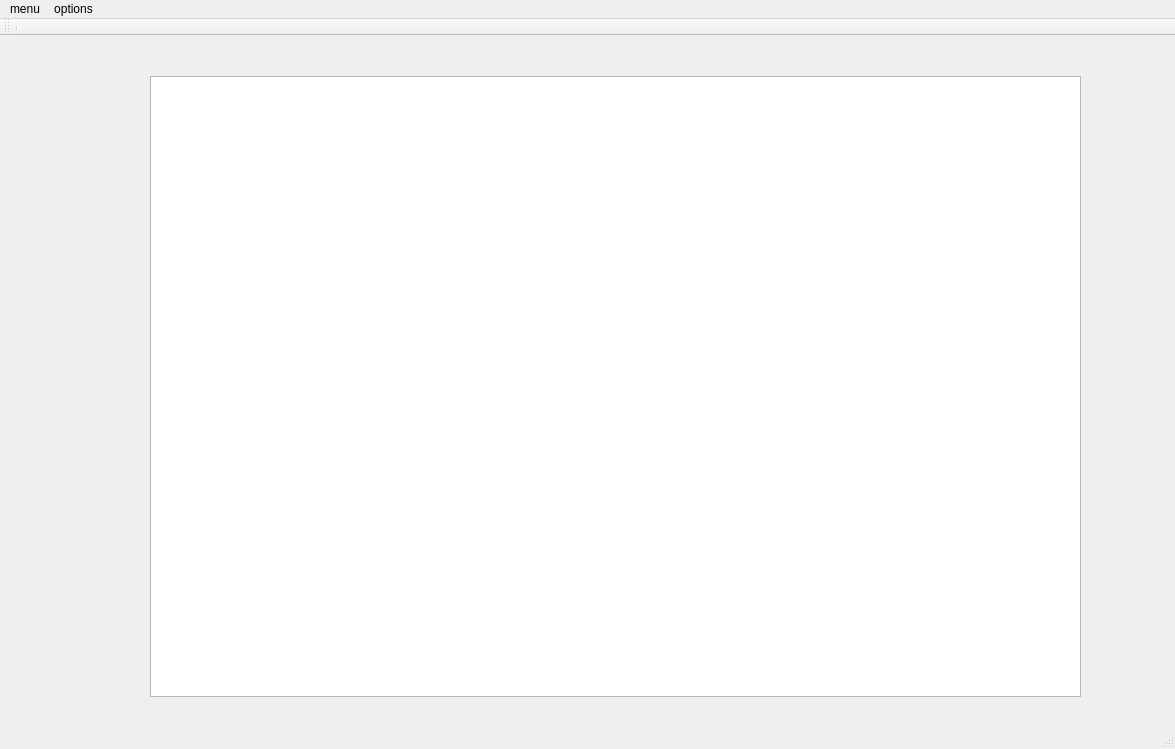
Before: the Qt Designer form image-editor/imageeditor.ui in sagarkalburgi/image-editor, drawn with Qt 5.
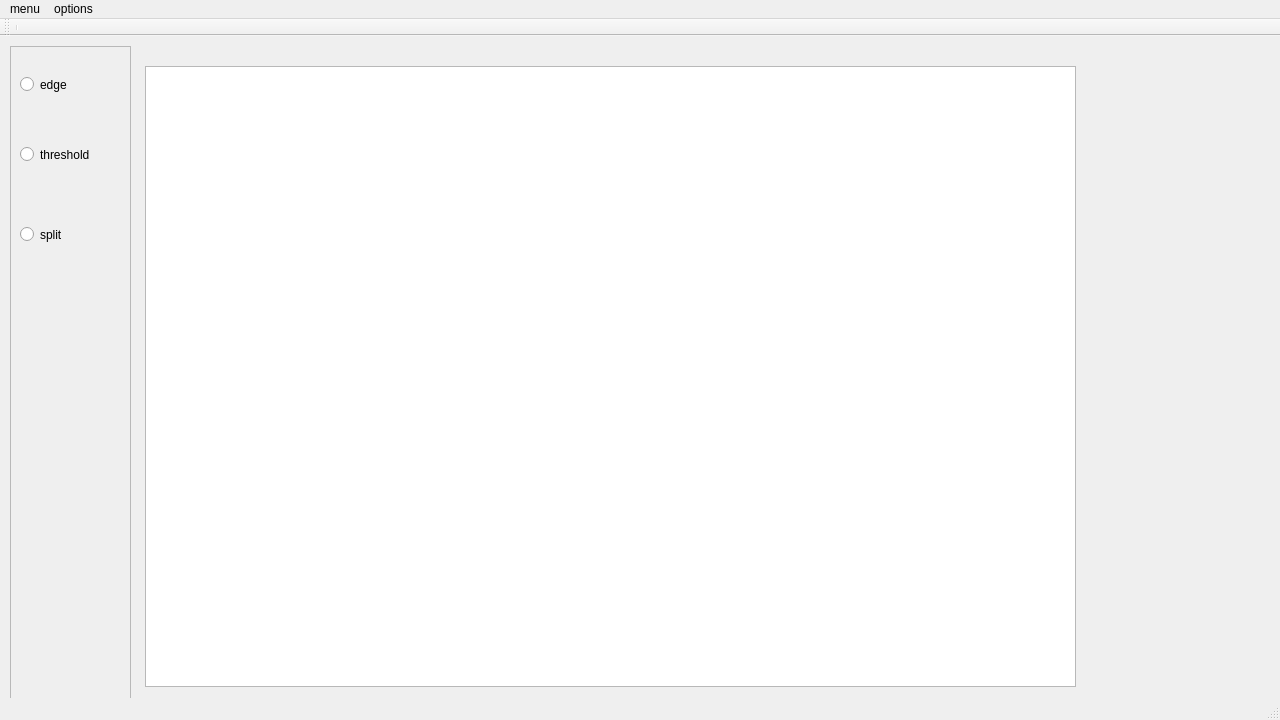
After: the same form once the commit is applied.

Commit message: gui setup reset to default

```diff
--- a/image-editor/imageeditor.ui
+++ b/image-editor/imageeditor.ui
@@ -9,20 +9,20 @@
    <rect>
     <x>0</x>
     <y>0</y>
-    <width>1175</width>
-    <height>749</height>
+    <width>1280</width>
+    <height>720</height>
    </rect>
   </property>
   <property name="sizePolicy">
-   <sizepolicy hsizetype="Expanding" vsizetype="Expanding">
+   <sizepolicy hsizetype="Preferred" vsizetype="Preferred">
     <horstretch>0</horstretch>
     <verstretch>0</verstretch>
    </sizepolicy>
   </property>
   <property name="minimumSize">
    <size>
-    <width>1175</width>
-    <height>749</height>
+    <width>1280</width>
+    <height>720</height>
    </size>
   </property>
   <property name="windowTitle">
@@ -32,8 +32,8 @@
    <widget class="QGraphicsView" name="graphicsView">
     <property name="geometry">
      <rect>
-      <x>150</x>
-      <y>40</y>
+      <x>145</x>
+      <y>30</y>
       <width>931</width>
       <height>621</height>
      </rect>
@@ -45,13 +45,68 @@
      </sizepolicy>
     </property>
    </widget>
+   <widget class="QFrame" name="frame">
+    <property name="geometry">
+     <rect>
+      <x>10</x>
+      <y>10</y>
+      <width>121</width>
+      <height>671</height>
+     </rect>
+    </property>
+    <property name="frameShape">
+     <enum>QFrame::StyledPanel</enum>
+    </property>
+    <property name="frameShadow">
+     <enum>QFrame::Raised</enum>
+    </property>
+    <widget class="QRadioButton" name="edge">
+     <property name="geometry">
+      <rect>
+       <x>10</x>
+       <y>30</y>
+       <width>82</width>
+       <height>17</height>
+      </rect>
+     </property>
+     <property name="text">
+      <string>edge</string>
+     </property>
+    </widget>
+    <widget class="QRadioButton" name="threshold">
+     <property name="geometry">
+      <rect>
+       <x>10</x>
+       <y>100</y>
+       <width>82</width>
+       <height>17</height>
+      </rect>
+     </property>
+     <property name="text">
+      <string>threshold</string>
+     </property>
+    </widget>
+    <widget class="QRadioButton" name="split">
+     <property name="geometry">
+      <rect>
+       <x>10</x>
+       <y>180</y>
+       <width>82</width>
+       <height>17</height>
+      </rect>
+     </property>
+     <property name="text">
+      <string>split</string>
+     </property>
+    </widget>
+   </widget>
   </widget>
   <widget class="QMenuBar" name="menuBar">
    <property name="geometry">
     <rect>
      <x>0</x>
      <y>0</y>
-     <width>1175</width>
+     <width>1280</width>
      <height>20</height>
     </rect>
    </property>
```
